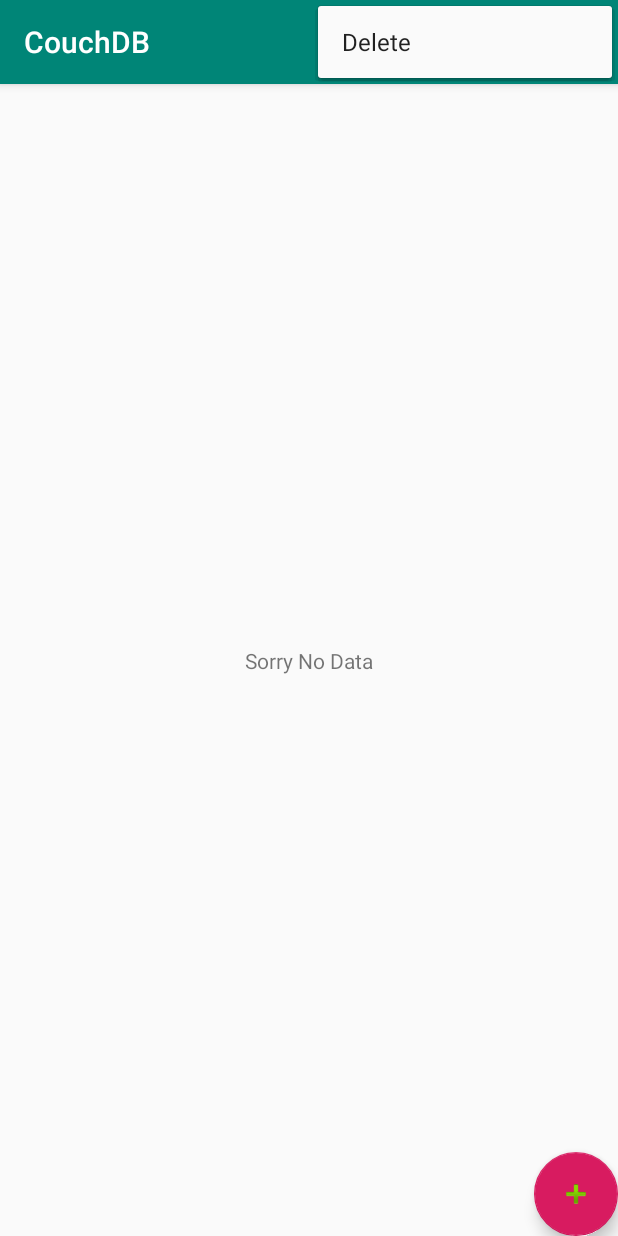
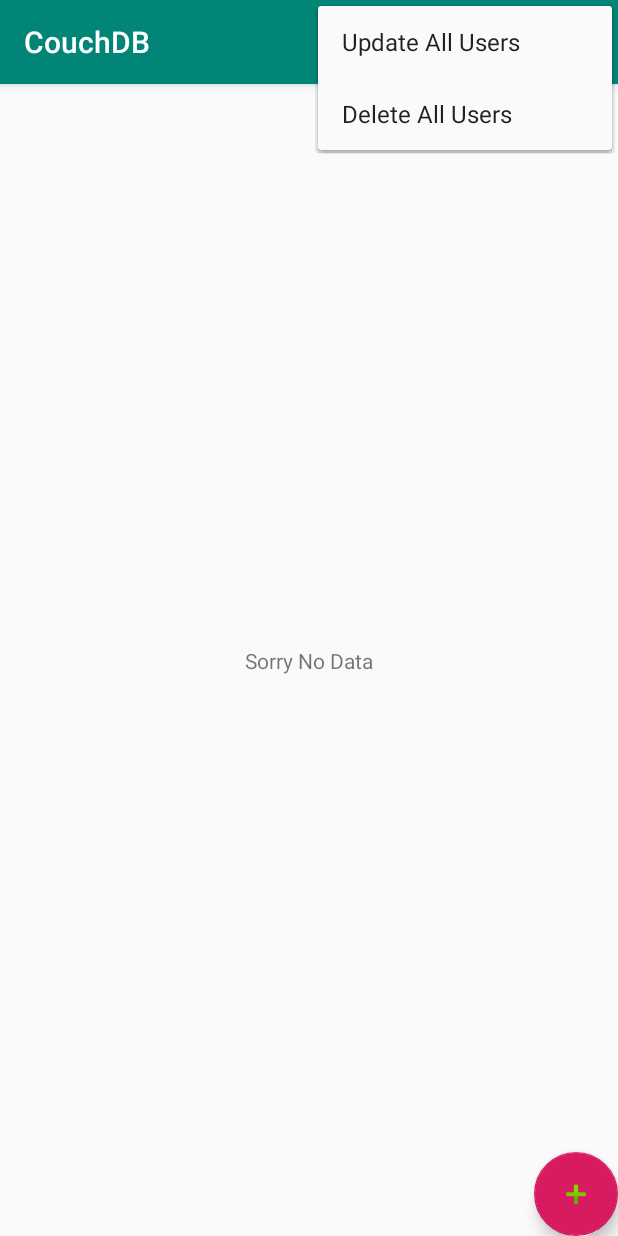
Before and after one commit to zahid--ali/couchlite-android, an Android app: the screen it shows after launch (UserActivity), with the options menu open, on a phone screen of 412 x 824 dp. Run offline under Robolectric (Android 15) with nearby library versions, the phone set to English and light mode, and no system bars; libraries missing offline, so code that uses them is left out: com.couchbase.lite; 8 statements that could not run were skipped.

Commit message:
updation and typo errors resolved

```diff
--- a/app/src/main/res/menu/main_menu.xml
+++ b/app/src/main/res/menu/message_menu.xml
@@ -2,7 +2,11 @@
 <menu xmlns:android="http://schemas.android.com/apk/res/android">
 
     <item
+        android:id="@+id/update"
+        android:title="@string/update_msgs" />
+
+    <item
         android:id="@+id/delete"
-        android:title="@string/delete" />
+        android:title="@string/delete_msgs" />
 
 </menu>
--- /dev/null
+++ b/app/src/main/res/menu/user_menu.xml
@@ -0,0 +1,12 @@
+<?xml version="1.0" encoding="utf-8"?>
+<menu xmlns:android="http://schemas.android.com/apk/res/android">
+
+    <item
+        android:id="@+id/update"
+        android:title="@string/update_users" />
+
+    <item
+        android:id="@+id/delete"
+        android:title="@string/delete_users" />
+
+</menu>
--- a/app/src/main/res/values/strings.xml
+++ b/app/src/main/res/values/strings.xml
@@ -2,5 +2,8 @@
     <string name="app_name">CouchDB</string>
     <string name="my_message">My Message</string>
     <string name="sorry_no_data">Sorry No Data</string>
-    <string name="delete">Delete</string>
+    <string name="update_users">Update All Users</string>
+    <string name="delete_users">Delete All Users</string>
+    <string name="update_msgs">Update All Messages</string>
+    <string name="delete_msgs">Delete All Messages</string>
 </resources>
```
Also changed, not shown: app/src/main/java/lelab/couchdb/message/MessageActivity.java (+37 -3 lines), app/src/main/java/lelab/couchdb/user/UserActivity.java (+38 -7 lines).
